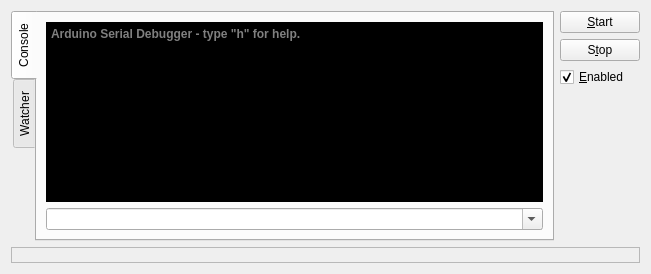
The window that plugins/debugger/DebuggerWidget.ui (mupuf/arduide) describes before a commit, drawn with Qt 5.
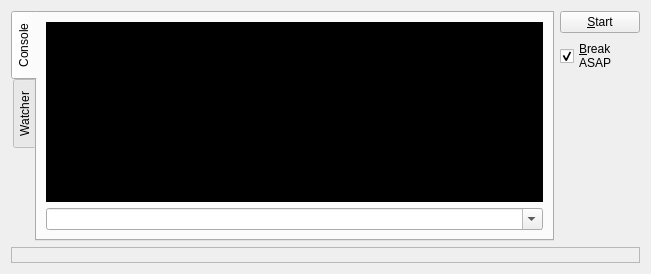
The same window after the commit. Custom widgets are drawn as their Qt base class.

Commit message: Debugger: Updated widget

The edit to the form file:
```diff
--- a/plugins/debugger/DebuggerWidget.ui
+++ b/plugins/debugger/DebuggerWidget.ui
@@ -32,18 +32,9 @@
           </attribute>
           <layout class="QVBoxLayout" name="verticalLayout_4">
            <item>
-            <widget class="QPlainTextEdit" name="plainTextEdit">
+            <widget class="OutputView" name="debugLogs">
              <property name="styleSheet">
-              <string notr="true">color: grey;
-background-color: black;
-font-weight: bold;
-</string>
-             </property>
-             <property name="readOnly">
-              <bool>true</bool>
-             </property>
-             <property name="plainText">
-              <string>Arduino Serial Debugger - type &quot;h&quot; for help.</string>
+              <string notr="true">background-color: rgb(0, 0, 0);</string>
              </property>
             </widget>
            </item>
@@ -94,16 +85,10 @@
           </widget>
          </item>
          <item>
-          <widget class="QPushButton" name="pushButton_2">
+          <widget class="QCheckBox" name="checkBreak">
            <property name="text">
-            <string>S&amp;top</string>
-           </property>
-          </widget>
-         </item>
-         <item>
-          <widget class="QCheckBox" name="checkBox">
-           <property name="text">
-            <string>&amp;Enabled</string>
+            <string>&amp;Break
+ASAP</string>
            </property>
            <property name="checked">
             <bool>true</bool>
@@ -141,6 +126,13 @@
    </item>
   </layout>
  </widget>
+ <customwidgets>
+  <customwidget>
+   <class>OutputView</class>
+   <extends>QTextBrowser</extends>
+   <header>gui/OutputView.h</header>
+  </customwidget>
+ </customwidgets>
  <resources/>
  <connections/>
 </ui>
```
Left out of the diff: 17 changed lines with no effect on the pictures. The commit also changes 2 other files.
